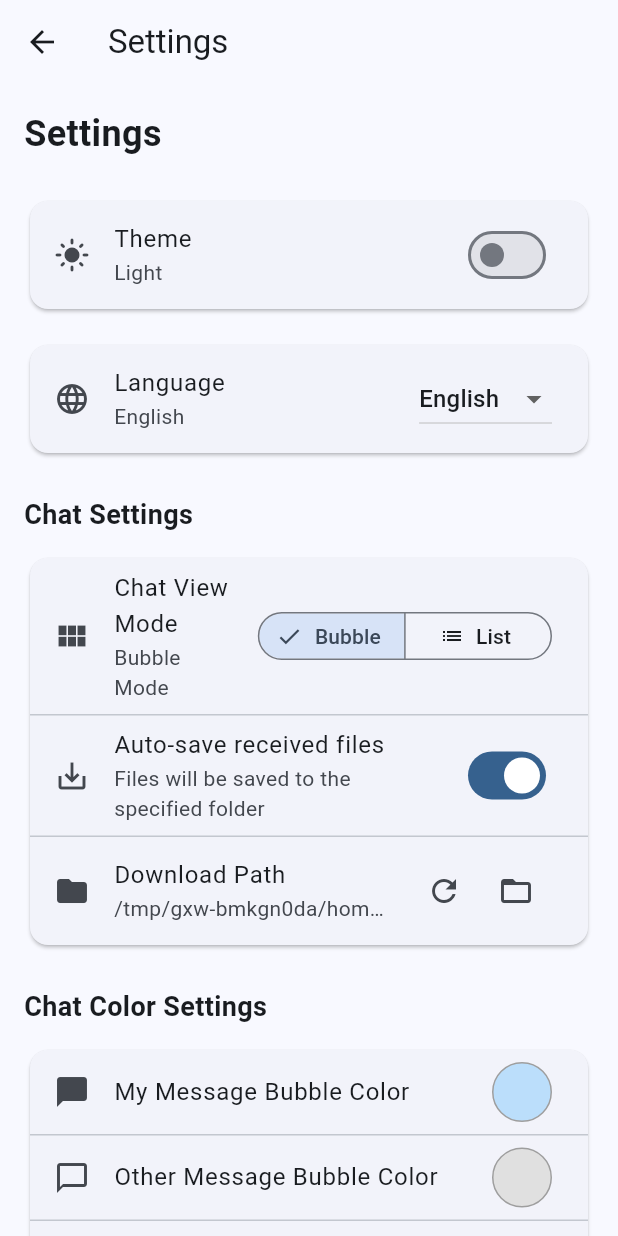
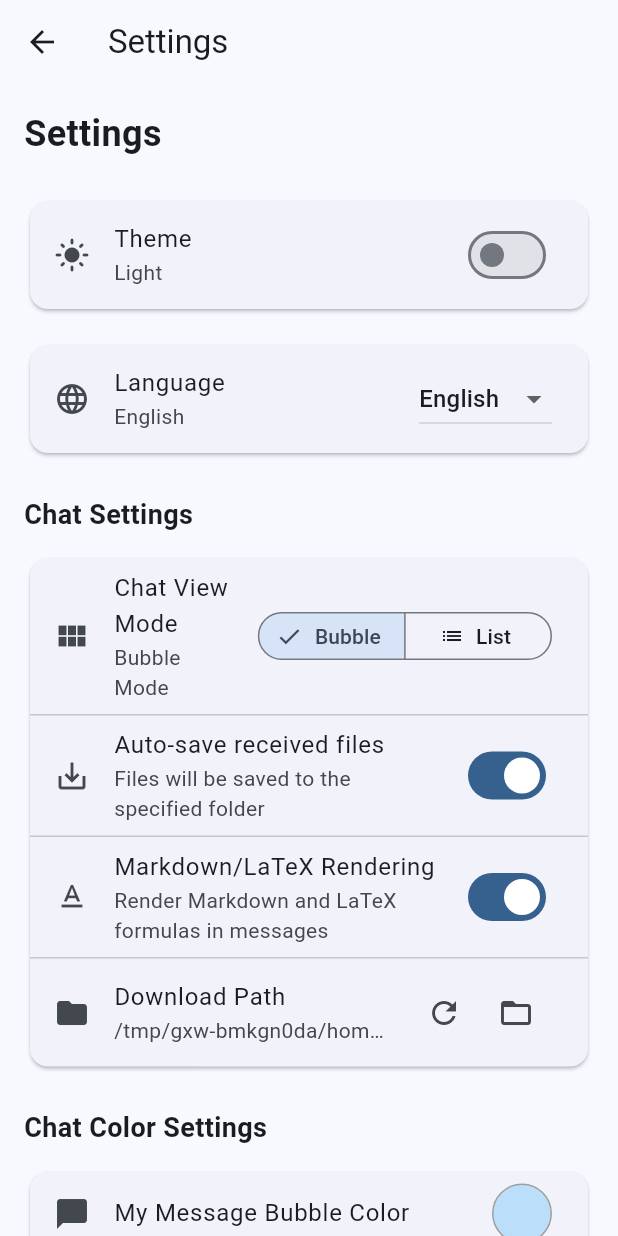
Before and after one commit to ILoveScratch2/TouchFish-Astra, a Flutter app: the screen it shows after launch, after a tap on the "settings" icon, on a phone screen of 412 x 824 dp. Run offline on Flutter 3.47's test engine with Material 3 defaults, Android fonts, the phone set to English and light mode, and no system bars; our stand-ins replace file_picker, shared_preferences.

Commit message:
feat: 支持Markdown和LaTex渲染

```diff
--- a/lib/app_localizations.dart
+++ b/lib/app_localizations.dart
@@ -79,6 +79,8 @@ class AppLocalizations {
     'pick_other_color': {'zh': '选择对方消息颜色', 'en': 'Pick Other Message Color'},
     'pick_system_color': {'zh': '选择系统消息颜色', 'en': 'Pick System Message Color'},
     'pick_ban_color': {'zh': '选择封禁提醒颜色', 'en': 'Pick Ban Notification Color'},
+    'markdown_rendering': {'zh': 'Markdown/LaTeX渲染', 'en': 'Markdown/LaTeX Rendering'},
+    'markdown_hint': {'zh': '启用后将渲染消息中的Markdown和LaTeX公式', 'en': 'Render Markdown and LaTeX formulas in messages'},
   };
 
   String translate(String key, [List<String> args = const []]) {
@@ -162,6 +164,8 @@ class AppLocalizations {
   String get pickOtherColor => translate('pick_other_color');
   String get pickSystemColor => translate('pick_system_color');
   String get pickBanColor => translate('pick_ban_color');
+  String get markdownRendering => translate('markdown_rendering');
+  String get markdownHint => translate('markdown_hint');
 }
 
 class AppLocalizationsDelegate extends LocalizationsDelegate<AppLocalizations> {
--- a/lib/settings_screen.dart
+++ b/lib/settings_screen.dart
@@ -32,6 +32,7 @@ class _SettingsScreenState extends State<SettingsScreen> {
   ChatViewMode _viewMode = ChatViewMode.bubble;
   bool _autoSaveFiles = true;
   String _downloadPath = '';
+  bool _markdownRendering = true;
 
   @override
   void initState() {
@@ -60,6 +61,7 @@ class _SettingsScreenState extends State<SettingsScreen> {
       _viewMode = ChatViewMode.values[prefs.getInt('chat_view_mode') ?? 1];
       _autoSaveFiles = prefs.getBool('auto_save_files') ?? true;
       _downloadPath = prefs.getString('download_path') ?? defaultPath;
+      _markdownRendering = prefs.getBool('markdown_rendering') ?? true;
     });
   }
 
@@ -345,6 +347,20 @@ class _SettingsScreenState extends State<SettingsScreen> {
                 },
               ),
               const Divider(height: 1),
+              SwitchListTile(
+                secondary: const Icon(Icons.text_format),
+                title: Text(l10n.markdownRendering),
+                subtitle: Text(l10n.markdownHint),
+                value: _markdownRendering,
+                onChanged: (value) async {
+                  final prefs = await SharedPreferences.getInstance();
+                  await prefs.setBool('markdown_rendering', value);
+                  setState(() {
+                    _markdownRendering = value;
+                  });
+                },
+              ),
+              const Divider(height: 1),
               ListTile(
                 leading: const Icon(Icons.folder),
                 title: Text(l10n.downloadPath),
--- a/pubspec.yaml
+++ b/pubspec.yaml
@@ -16,6 +16,8 @@ dependencies:
   path_provider: ^2.1.4
   shared_preferences: ^2.2.2
   url_launcher: ^6.3.1
+  flutter_markdown: ^0.7.4+1
+  flutter_math_fork: ^0.7.2
 
 dev_dependencies:
   flutter_test:
```
Also changed, not shown: lib/chat_screen.dart (+12 -6 lines), pubspec.lock.
